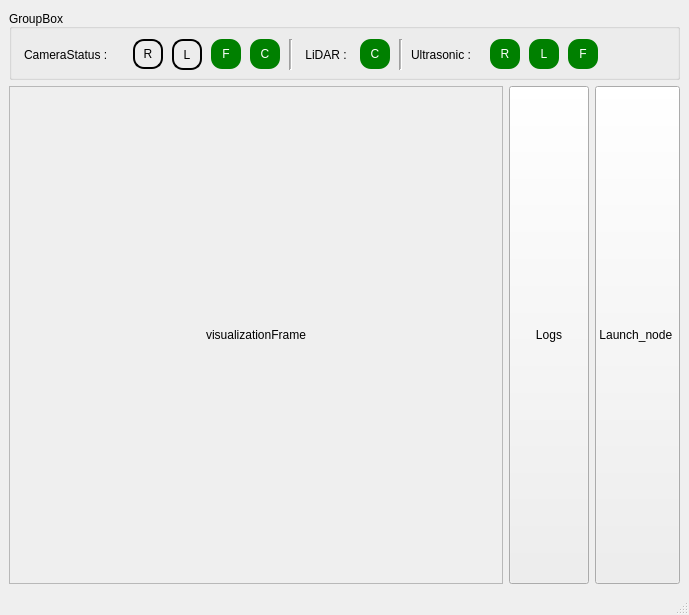
Before: the Qt Designer form src/test_tool/src/mainwindow.ui in Madhanprince/iris_test_tool, drawn with Qt 5.
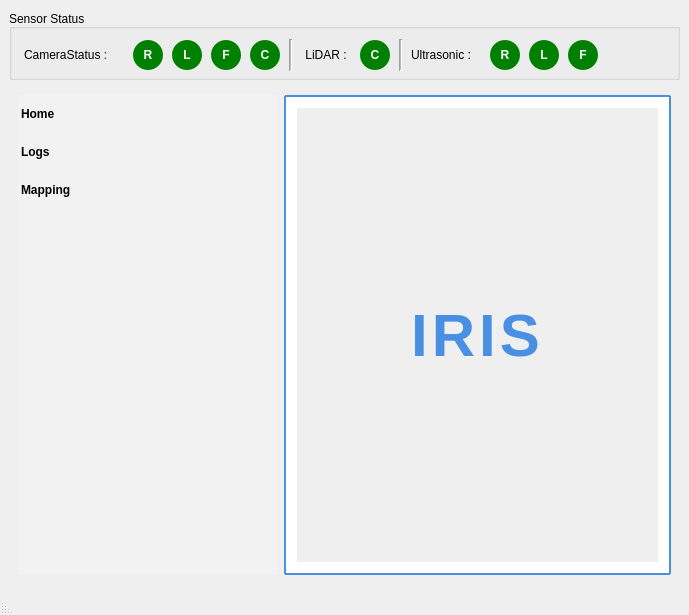
After: the same form once the commit is applied.

What changed in the file:
```diff
--- a/src/test_tool/src/mainwindow.ui
+++ b/src/test_tool/src/mainwindow.ui
@@ -22,6 +22,9 @@
   <property name="windowTitle">
    <string>MainWindow</string>
   </property>
+  <property name="layoutDirection">
+   <enum>Qt::RightToLeft</enum>
+  </property>
   <widget class="QWidget" name="centralwidget">
    <property name="layoutDirection">
     <enum>Qt::LeftToRight</enum>
@@ -48,7 +51,7 @@
        </size>
       </property>
       <property name="title">
-       <string>GroupBox</string>
+       <string>Sensor Status</string>
       </property>
       <property name="alignment">
        <set>Qt::AlignBottom|Qt::AlignLeading|Qt::AlignLeft</set>
@@ -59,7 +62,7 @@
          <x>12</x>
          <y>30</y>
          <width>591</width>
-         <height>31</height>
+         <height>32</height>
         </rect>
        </property>
        <property name="minimumSize">
@@ -93,7 +96,7 @@
           <property name="minimumSize">
            <size>
             <width>30</width>
-            <height>0</height>
+            <height>30</height>
            </size>
           </property>
           <property name="maximumSize">
@@ -103,11 +106,15 @@
            </size>
           </property>
           <property name="styleSheet">
-           <string notr="true">QPushButton {
-    border: 2px solid black;
-    border-radius: 11px;
-    background-color: transparent;
-}</string>
+           <string notr="true">background-color: green;
+color: white;
+border-radius: 15px;
+min-width: 30px;
+max-width: 30px;
+min-height: 30px;
+max-height: 30px;
+font-weight: bold;
+text-align: center;</string>
           </property>
           <property name="text">
            <string>R</string>
@@ -119,21 +126,25 @@
           <property name="minimumSize">
            <size>
             <width>30</width>
-            <height>0</height>
+            <height>30</height>
            </size>
           </property>
           <property name="maximumSize">
            <size>
             <width>30</width>
-            <height>59</height>
+            <height>30</height>
            </size>
           </property>
           <property name="styleSheet">
-           <string notr="true">QPushButton {
-    border: 2px solid black;
-    border-radius: 11px;
-    background-color: transparent;
-}</string>
+           <string notr="true">background-color: green;
+color: white;
+border-radius: 15px;
+min-width: 30px;
+max-width: 30px;
+min-height: 30px;
+max-height: 30px;
+font-weight: bold;
+text-align: center;</string>
           </property>
           <property name="text">
            <string>L</string>
@@ -145,7 +156,7 @@
           <property name="minimumSize">
            <size>
             <width>30</width>
-            <height>0</height>
+            <height>30</height>
            </size>
           </property>
           <property name="maximumSize">
@@ -155,11 +166,15 @@
            </size>
           </property>
           <property name="styleSheet">
-           <string notr="true">QPushButton {
-    border-radius: 11px;
-    background-color: green;
-    color: white;
-}</string>
+           <string notr="true">background-color: green;
+color: white;
+border-radius: 15px;
+min-width: 30px;
+max-width: 30px;
+min-height: 30px;
+max-height: 30px;
+font-weight: bold;
+text-align: center;</string>
           </property>
           <property name="text">
            <string>F</string>
@@ -171,7 +186,7 @@
           <property name="minimumSize">
            <size>
             <width>30</width>
-            <height>0</height>
+            <height>30</height>
            </size>
           </property>
           <property name="maximumSize">
@@ -181,11 +196,15 @@
            </size>
           </property>
           <property name="styleSheet">
-           <string notr="true">QPushButton {
-    border-radius: 11px;
-    background-color: green;
-    color: white;
-}</string>
+           <string notr="true">background-color: green;
+color: white;
+border-radius: 15px;
+min-width: 30px;
+max-width: 30px;
+min-height: 30px;
+max-height: 30px;
+font-weight: bold;
+text-align: center;</string>
           </property>
           <property name="text">
            <string>C</string>
@@ -238,7 +257,7 @@
           <property name="minimumSize">
            <size>
             <width>30</width>
-            <height>0</height>
+            <height>30</height>
            </size>
           </property>
           <property name="maximumSize">
@@ -248,11 +267,15 @@
            </size>
           </property>
           <property name="styleSheet">
-           <string notr="true">QPushButton {
-    border-radius: 11px;
-    background-color: green;
-    color: white;
-}</string>
+           <string notr="true">background-color: green;
+color: white;
+border-radius: 15px;
+min-width: 30px;
+max-width: 30px;
+min-height: 30px;
+max-height: 30px;
+font-weight: bold;
+text-align: center;</string>
           </property>
           <property name="text">
            <string>C</string>
@@ -305,7 +328,7 @@
           <property name="minimumSize">
            <size>
             <width>30</width>
-            <height>0</height>
+            <height>30</height>
            </size>
           </property>
           <property name="maximumSize">
@@ -315,11 +338,15 @@
            </size>
           </property>
           <property name="styleSheet">
-           <string notr="true">QPushButton {
-    border-radius: 11px;
-    background-color: green;
-    color: white;
-}</string>
+           <string notr="true">background-color: green;
+color: white;
+border-radius: 15px;
+min-width: 30px;
+max-width: 30px;
+min-height: 30px;
+max-height: 30px;
+font-weight: bold;
+text-align: center;</string>
           </property>
           <property name="text">
            <string>R</string>
@@ -331,7 +358,7 @@
           <property name="minimumSize">
            <size>
             <width>30</width>
-            <height>0</height>
+            <height>30</height>
            </size>
           </property>
           <property name="maximumSize">
@@ -341,11 +368,15 @@
            </size>
           </property>
           <property name="styleSheet">
-           <string notr="true">QPushButton {
-    border-radius: 11px;
-    background-color: green;
-    color: white;
-}</string>
+           <string notr="true">background-color: green;
+color: white;
+border-radius: 15px;
+min-width: 30px;
+max-width: 30px;
+min-height: 30px;
+max-height: 30px;
+font-weight: bold;
+text-align: center;</string>
           </property>
           <property name="text">
            <string>L</string>
@@ -357,7 +388,7 @@
           <property name="minimumSize">
            <size>
             <width>30</width>
-            <height>0</height>
+            <height>30</height>
            </size>
           </property>
           <property name="maximumSize">
@@ -367,11 +398,15 @@
            </size>
           </property>
           <property name="styleSheet">
-           <string notr="true">QPushButton {
-    border-radius: 11px;
-    background-color: green;
-    color: white;
-}</string>
+           <string notr="true">background-color: green;
+color: white;
+border-radius: 15px;
+min-width: 30px;
+max-width: 30px;
+min-height: 30px;
+max-height: 30px;
+font-weight: bold;
+text-align: center;</string>
           </property>
           <property name="text">
            <string>F</string>
@@ -383,77 +418,154 @@
      </widget>
     </item>
     <item>
-     <layout class="QHBoxLayout" name="horizontalLayout_2">
-      <item>
-       <widget class="QFrame" name="frame">
-        <property name="sizePolicy">
-         <sizepolicy hsizetype="Preferred" vsizetype="Expanding">
-          <horstretch>1</horstretch>
-          <verstretch>0</verstretch>
-         </sizepolicy>
-        </property>
-        <property name="maximumSize">
-         <size>
-          <width>900</width>
-          <height>16777215</height>
-         </size>
-        </property>
-        <property name="frameShape">
-         <enum>QFrame::StyledPanel</enum>
-        </property>
-        <property name="frameShadow">
-         <enum>QFrame::Raised</enum>
-        </property>
-        <layout class="QVBoxLayout" name="verticalLayout_2">
+     <widget class="QWidget" name="widget" native="true">
+      <property name="maximumSize">
+       <size>
+        <width>16777215</width>
+        <height>16777215</height>
+       </size>
+      </property>
+      <layout class="QHBoxLayout" name="horizontalLayout_2">
+       <item>
+        <widget class="QListWidget" name="listWidget">
+         <property name="maximumSize">
+          <size>
+           <width>260</width>
+           <height>16777215</height>
+          </size>
+         </property>
+         <property name="baseSize">
+          <size>
+           <width>3</width>
+           <height>3</height>
+          </size>
+         </property>
+         <property name="font">
+          <font>
+           <weight>75</weight>
+           <bold>true</bold>
+          </font>
+         </property>
+         <property name="styleSheet">
+          <string notr="true">QListWidget {
+    background-color: #f2f2f2;
+    border: none;
+}
+
+/* Normal items */
+QListWidget::item {
+    padding: 12px;
+}
+
+</string>
+         </property>
+         <property name="frameShape">
+          <enum>QFrame::StyledPanel</enum>
+         </property>
+         <property name="frameShadow">
+          <enum>QFrame::Sunken</enum>
+         </property>
          <item>
-          <widget class="QLabel" name="label_4">
-           <property name="maximumSize">
-            <size>
-             <width>16777215</width>
-             <height>16777209</height>
-            </size>
-           </property>
-           <property name="cursor">
-            <cursorShape>UpArrowCursor</cursorShape>
-           </property>
-           <property name="text">
-            <string>visualizationFrame</string>
-           </property>
-           <property name="alignment">
-            <set>Qt::AlignCenter</set>
-           </property>
-          </widget>
+          <property name="text">
+           <string>Home</string>
+          </property>
          </item>
-        </layout>
-       </widget>
-      </item>
-      <item>
-       <widget class="QPushButton" name="log_button">
-        <property name="sizePolicy">
-         <sizepolicy hsizetype="Minimum" vsizetype="Expanding">
-          <horstretch>0</horstretch>
-          <verstretch>0</verstretch>
-         </sizepolicy>
-        </property>
-        <property name="text">
-         <string>Logs</string>
-        </property>
-       </widget>
-      </item>
-      <item>
-       <widget class="QPushButton" name="launch_button">
-        <property name="sizePolicy">
-         <sizepolicy hsizetype="Minimum" vsizetype="Expanding">
-          <horstretch>0</horstretch>
-          <verstretch>0</verstretch>
-         </sizepolicy>
-        </property>
-        <property name="text">
-         <string>Launch_node </string>
-        </property>
-       </widget>
-      </item>
-     </layout>
+         <item>
+          <property name="text">
+           <string>Logs</string>
+          </property>
+         </item>
+         <item>
+          <property name="text">
+           <string>Mapping</string>
+          </property>
+         </item>
+        </widget>
+       </item>
+       <item>
+        <widget class="QStackedWidget" name="stackedWidget">
+         <property name="cursor">
+          <cursorShape>ArrowCursor</cursorShape>
+         </property>
+         <property name="layoutDirection">
+          <enum>Qt::LeftToRight</enum>
+         </property>
+         <property name="autoFillBackground">
+          <bool>false</bool>
+         </property>
+         <property name="styleSheet">
+          <string notr="true">QStackedWidget {
+    background-color: white;
+    border: 2px solid #4a90e2;
+    border-radius: 1px;
+    padding: 2px;
+}</string>
+         </property>
+         <property name="frameShape">
+          <enum>QFrame::StyledPanel</enum>
+         </property>
+         <property name="currentIndex">
+          <number>0</number>
+         </property>
+         <widget class="QWidget" name="Home">
+          <property name="layoutDirection">
+           <enum>Qt::LeftToRight</enum>
+          </property>
+          <layout class="QVBoxLayout" name="verticalLayout_2">
+           <item>
+            <widget class="QLabel" name="label_5">
+             <property name="font">
+              <font>
+               <pointsize>-1</pointsize>
+               <weight>75</weight>
+               <italic>false</italic>
+               <bold>true</bold>
+              </font>
+             </property>
+             <property name="tabletTracking">
+              <bool>true</bool>
+             </property>
+             <property name="focusPolicy">
+              <enum>Qt::NoFocus</enum>
+             </property>
+             <property name="layoutDirection">
+              <enum>Qt::LeftToRight</enum>
+             </property>
+             <property name="autoFillBackground">
+              <bool>true</bool>
+             </property>
+             <property name="styleSheet">
+              <string notr="true">font-size: 60px;
+font-weight: bold;
+color: #4a90e2;
+letter-spacing: 4px;</string>
+             </property>
+             <property name="frameShadow">
+              <enum>QFrame::Plain</enum>
+             </property>
+             <property name="text">
+              <string>IRIS</string>
+             </property>
+             <property name="textFormat">
+              <enum>Qt::MarkdownText</enum>
+             </property>
+             <property name="scaledContents">
+              <bool>true</bool>
+             </property>
+             <property name="alignment">
+              <set>Qt::AlignCenter</set>
+             </property>
+            </widget>
+           </item>
+          </layout>
+         </widget>
+         <widget class="QWidget" name="Logs">
+          <layout class="QHBoxLayout" name="horizontalLayout_3"/>
+         </widget>
+        </widget>
+       </item>
+      </layout>
+     </widget>
     </item>
    </layout>
   </widget>
```
Left out of the diff: 2 changed lines with no effect on the pictures.
